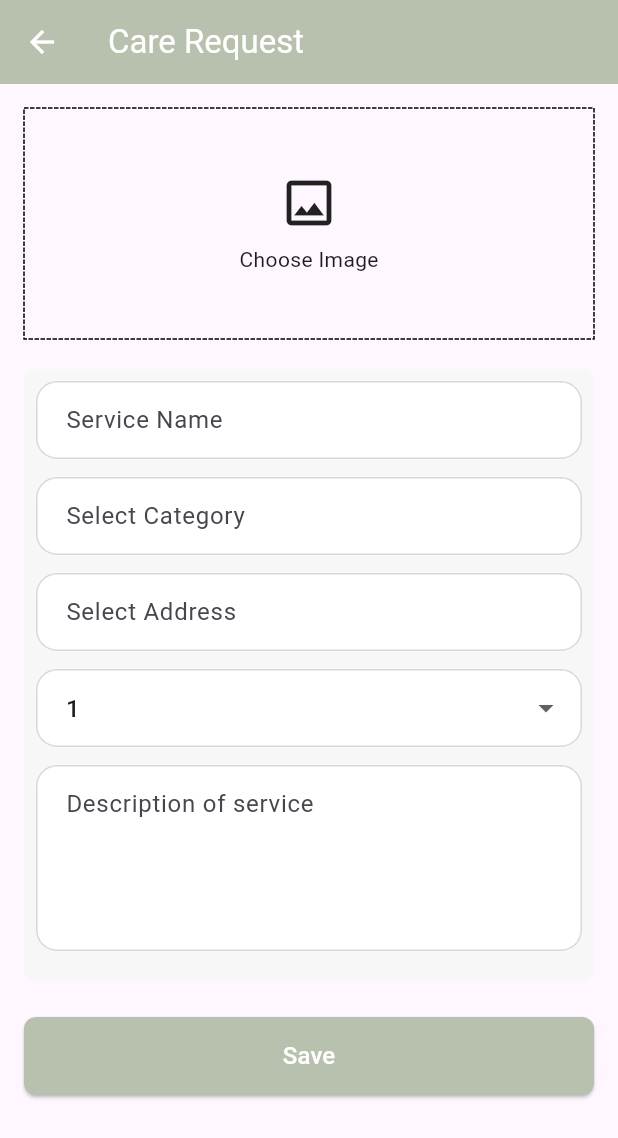
After one commit to fwdAndroid/eetinal_visit, a Flutter app: the screen it shows after launch, after a tap on the "add" icon, on a phone screen of 412 x 824 dp. The commit adds this screen. Shown: the top 1138 px of the screen. Run offline on Flutter 3.47's test engine with Material 3 defaults, Android fonts, the phone set to English and light mode, and no system bars; drawn by our look-alikes of dotted_border; our stand-ins replace image_picker, intl_phone_field, sign_in_button, sign_in_with_apple; missing offline and left inert: dart:ffi; network calls fail.

Commit message:
Care Service Page Add Page Ready

```diff
--- a/lib/screens/auth/login_screen.dart
+++ b/lib/screens/auth/login_screen.dart
@@ -36,7 +36,10 @@ class _LoginScreenState extends State<LoginScreen> {
   Widget build(BuildContext context) {
 
     return Scaffold(
-      appBar: AppBar(),
+      backgroundColor: colorWhite,
+      appBar: AppBar(
+        backgroundColor: colorWhite,
+      ),
       body: Padding(
         padding: const EdgeInsets.all(8.0),
         child: Column(
@@ -44,6 +47,7 @@ class _LoginScreenState extends State<LoginScreen> {
           children: [
             Image.asset(
               "assets/splash.png",
+              height: 200,
               width: MediaQuery.of(context).size.width,
             ),
 
--- /dev/null
+++ b/lib/screens/user_section/care_request/add_care_request_service.dart
@@ -0,0 +1,168 @@
+
+import 'package:dotted_border/dotted_border.dart';
+import 'package:eetinal_visit/utils/colors.dart';
+import 'package:flutter/material.dart';
+
+class AddCareRequestService extends StatefulWidget {
+  const AddCareRequestService({super.key});
+
+  @override
+  State<AddCareRequestService> createState() => _AddCareRequestServiceState();
+}
+
+class _AddCareRequestServiceState extends State<AddCareRequestService> {
+  final TextEditingController serviceNameCtrl = TextEditingController();
+  final TextEditingController categoryCtrl = TextEditingController();
+  final TextEditingController addressCtrl = TextEditingController();
+  final TextEditingController descriptionCtrl = TextEditingController();
+
+  int selectedPrice = 1;
+  bool isFeatured = true;
+
+  @override
+  Widget build(BuildContext context) {
+    return Scaffold(
+      appBar: AppBar(
+        backgroundColor: primaryGreen,
+        leading: const BackButton(color: Colors.white),
+        title: const Text('Care Request', style: TextStyle(color: Colors.white)),
+      ),
+      body: SingleChildScrollView(
+        padding: const EdgeInsets.all(16),
+        child: Column(
+          children: [
+            /// Image Picker UI
+            DottedBorder(
+
+              child: Container(
+                height: 150,
+                width: double.infinity,
+                alignment: Alignment.center,
+                child: Column(
+                  mainAxisAlignment: MainAxisAlignment.center,
+                  children: const [
+                    Icon(Icons.image_outlined, size: 40),
+                    SizedBox(height: 8),
+                    Text('Choose Image'),
+                  ],
+                ),
+              ),
+            ),
+
+            const SizedBox(height: 20),
+
+            /// Form Card
+            Container(
+              padding: const EdgeInsets.all(8),
+              decoration: BoxDecoration(
+                color: lightGrey,
+                borderRadius: BorderRadius.circular(8),
+              ),
+              child: Column(
+                children: [
+                  _textField(
+                    controller: serviceNameCtrl,
+                    hint: 'Service Name',
+                  ),
+                  const SizedBox(height: 12),
+
+                  _textField(
+                    controller: categoryCtrl,
+                    hint: 'Select Category',
+                  ),
+                  const SizedBox(height: 12),
+
+                  _textField(
+                    controller: addressCtrl,
+                    hint: 'Select Address',
+                  ),
+                  const SizedBox(height: 12),
+
+                  /// Price Dropdown (1–1000)
+                  DropdownButtonFormField<int>(
+                    value: selectedPrice,
+                    decoration: _decoration('Price'),
+                    items: List.generate(
+                      1000,
+                      (index) => DropdownMenuItem(
+                        value: index + 1,
+                        child: Text('${index + 1}'),
+                      ),
+                    ),
+                    onChanged: (value) {
+                      setState(() {
+                        selectedPrice = value!;
+                      });
+                    },
+                  ),
+
+                  const SizedBox(height: 12),
+
+                  /// Description
+                  TextFormField(
+                    controller: descriptionCtrl,
+                    maxLines: 4,
+                    decoration: _decoration('Description of service'),
+                  ),
+
+                  const SizedBox(height: 12),
+
+                ],
+              ),
+            ),
+
+            const SizedBox(height: 24),
+
+            /// Save Button
+            SizedBox(
+              width: double.infinity,
+              height: 52,
+              child: ElevatedButton(
+                style: ElevatedButton.styleFrom(
+                  backgroundColor: primaryGreen,
+                  shape: RoundedRectangleBorder(
+                    borderRadius: BorderRadius.circular(8),
+                  ),
+                ),
+                onPressed: () {
+                  /// Access values here
+
+                },
+                child:  Text('Save', style: TextStyle(fontSize: 16,color: colorWhite)),
+              ),
+            ),
+          ],
+        ),
+      ),
+    );
+  }
+
+  /// Reusable TextField
+  Widget _textField({
+    required TextEditingController controller,
+    required String hint,
+  }) {
+    return TextFormField(
+      controller: controller,
+      decoration: _decoration(hint),
+    );
+  }
+
+  InputDecoration _decoration(String hint) {
+    return InputDecoration(
+      hintText: hint,
+      filled: true,
+      fillColor: Colors.white,
+      contentPadding:
+          const EdgeInsets.symmetric(horizontal: 16, vertical: 14),
+      border: OutlineInputBorder(
+        borderRadius: BorderRadius.circular(14),
+        borderSide: BorderSide(color: borderGrey),
+      ),
+      enabledBorder: OutlineInputBorder(
+        borderRadius: BorderRadius.circular(14),
+        borderSide: BorderSide(color: borderGrey),
+      ),
+    );
+  }
+}
--- a/lib/screens/user_section/user_pages/user_home_screen.dart
+++ b/lib/screens/user_section/user_pages/user_home_screen.dart
@@ -70,7 +70,7 @@ class _UserHomeScreenState extends State<UserHomeScreen>   with SingleTickerProv
                 unselectedLabelColor: Colors.grey,
                 indicatorColor: mainColor,
                 tabs: const [
-                  Tab(text: "Care"),
+                  Tab(text: "I Need Care"),
                   Tab(text: "Offer Care"),
                 ],
               ),
--- a/lib/screens/user_section/user_tabs_section/care_page.dart
+++ b/lib/screens/user_section/user_tabs_section/care_page.dart
@@ -1,3 +1,8 @@
+import 'dart:ffi';
+
+import 'package:eetinal_visit/screens/user_section/care_request/add_care_request_service.dart';
+import 'package:eetinal_visit/utils/colors.dart';
+import 'package:eetinal_visit/widgets/need_care_page_card_widget.dart';
 import 'package:flutter/material.dart';
 
 class CarePage extends StatefulWidget {
@@ -8,8 +13,45 @@ class CarePage extends StatefulWidget {
 }
 
 class _CarePageState extends State<CarePage> {
+  final List<Map<String, String>> services = [
+    {
+      "image": "https://picsum.photos/200",
+      "title": "Cleaning",
+      "price": "\$90",
+      "description": "Clean the grave and put flowers on it",
+    },
+    {
+      "image": "https://picsum.photos/201",
+      "title": "Maintenance",
+      "price": "\$120",
+      "description": "Grave maintenance and repair service",
+    },
+  ];
+
   @override
   Widget build(BuildContext context) {
-    return const Placeholder();
+    return Scaffold(
+      floatingActionButton: FloatingActionButton(
+        backgroundColor: mainColor,
+        onPressed: (){
+          Navigator.push(context, MaterialPageRoute(builder: (builder) => AddCareRequestService() ));
+        },child: Icon(Icons.add,color: colorWhite,),) ,
+      body: ListView.builder(
+          padding: const EdgeInsets.all(16),
+          itemCount: services.length,
+          itemBuilder: (context, index) {
+            final item = services[index];
+            return NeedCarePageCardWidget(
+              imageUrl: item["image"]!,
+              title: item["title"]!,
+              price: item["price"]!,
+              description: item["description"]!,
+              onTap: () {
+                // handle card tap
+              },
+            );
+          },
+        ),
+    );;
   }
 }
--- a/lib/utils/colors.dart
+++ b/lib/utils/colors.dart
@@ -4,3 +4,8 @@ final colorWhite = Colors.white;
 final mainColor = Color(0xffA8B5A2);
 final textFieldColor = Color(0xffF5F4F8); // Assuming this is a hex color value
 final colorBlack = Colors.black;
+
+const Color primaryGreen = Color(0xFFB8C1AE);
+const Color lightGrey = Color(0xFFF6F7F6);
+const Color borderGrey = Color(0xFFD6DAD5);
+const Color textGrey = Color(0xFF8E938F);
--- /dev/null
+++ b/lib/widgets/need_care_page_card_widget.dart
@@ -0,0 +1,95 @@
+import 'package:flutter/material.dart';
+
+class NeedCarePageCardWidget extends StatelessWidget {
+  final String imageUrl;
+  final String title;
+  final String price;
+  final String description;
+  final VoidCallback? onTap;
+
+  const NeedCarePageCardWidget({
+    super.key,
+    required this.imageUrl,
+    required this.title,
+    required this.price,
+    required this.description,
+    this.onTap,
+  });
+
+  @override
+  Widget build(BuildContext context) {
+    return InkWell(
+      onTap: onTap,
+      borderRadius: BorderRadius.circular(14),
+      child: Container(
+        margin: const EdgeInsets.symmetric(vertical: 8),
+        padding: const EdgeInsets.all(10),
+        decoration: BoxDecoration(
+          color: Colors.white,
+          borderRadius: BorderRadius.circular(14),
+          boxShadow: [
+            BoxShadow(
+              color: Colors.black.withOpacity(0.05),
+              blurRadius: 10,
+              offset: const Offset(0, 4),
+            ),
+          ],
+        ),
+        child: Row(
+          children: [
+            // Image
+            ClipRRect(
+              borderRadius: BorderRadius.circular(12),
+              child: Image.network(
+                imageUrl,
+                width: 80,
+                height: 80,
+                fit: BoxFit.cover,
+              ),
+            ),
+            const SizedBox(width: 12),
+
+            // Content
+            Expanded(
+              child: Column(
+                crossAxisAlignment: CrossAxisAlignment.start,
+                children: [
+                  // Title + Discount
+                  Text(
+                          title,
+                          style: const TextStyle(
+                            fontSize: 16,
+                            fontWeight: FontWeight.w600,
+                          ),
+                        ),
+                  const SizedBox(height: 6),
+
+                  // Price
+                  Text(
+                    '$price',
+                    style: TextStyle(
+                      color: Colors.grey.shade600,
+                      fontSize: 13,
+                    ),
+                  ),
+                  const SizedBox(height: 6),
+
+                  // Description
+                  Text(
+                    description,
+                    maxLines: 2,
+                    overflow: TextOverflow.ellipsis,
+                    style: TextStyle(
+                      color: Colors.grey.shade700,
+                      fontSize: 13,
+                    ),
+                  ),
+                ],
+              ),
+            ),
+          ],
+        ),
+      ),
+    );
+  }
+}
```
Also changed, not shown: pubspec.yaml (+1 -6 lines), pubspec.lock.
